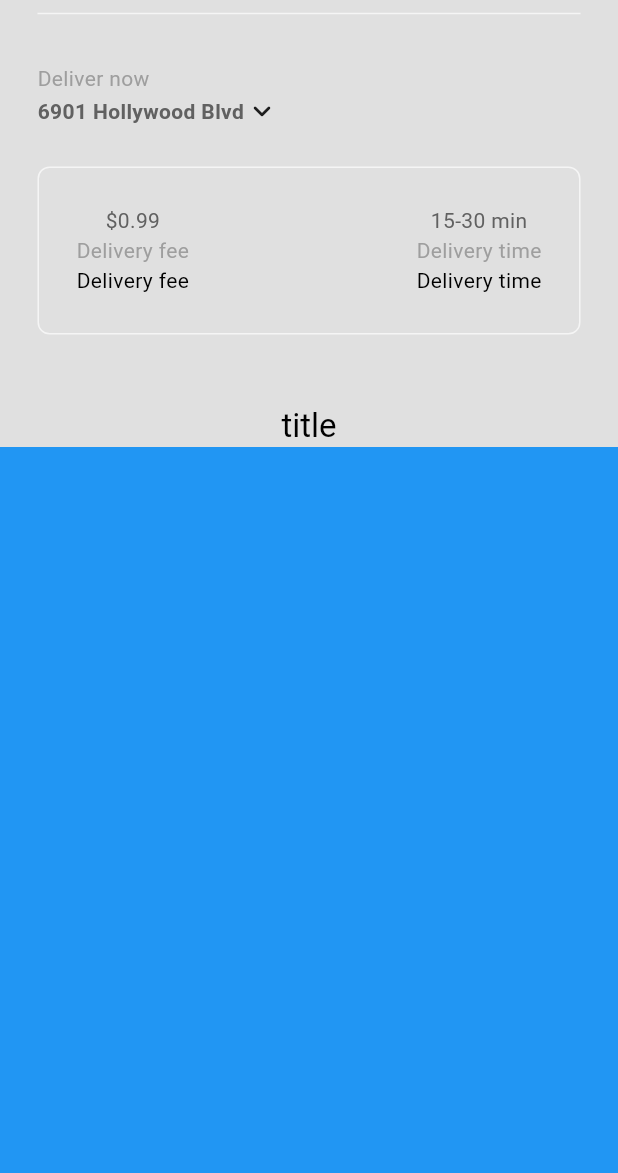
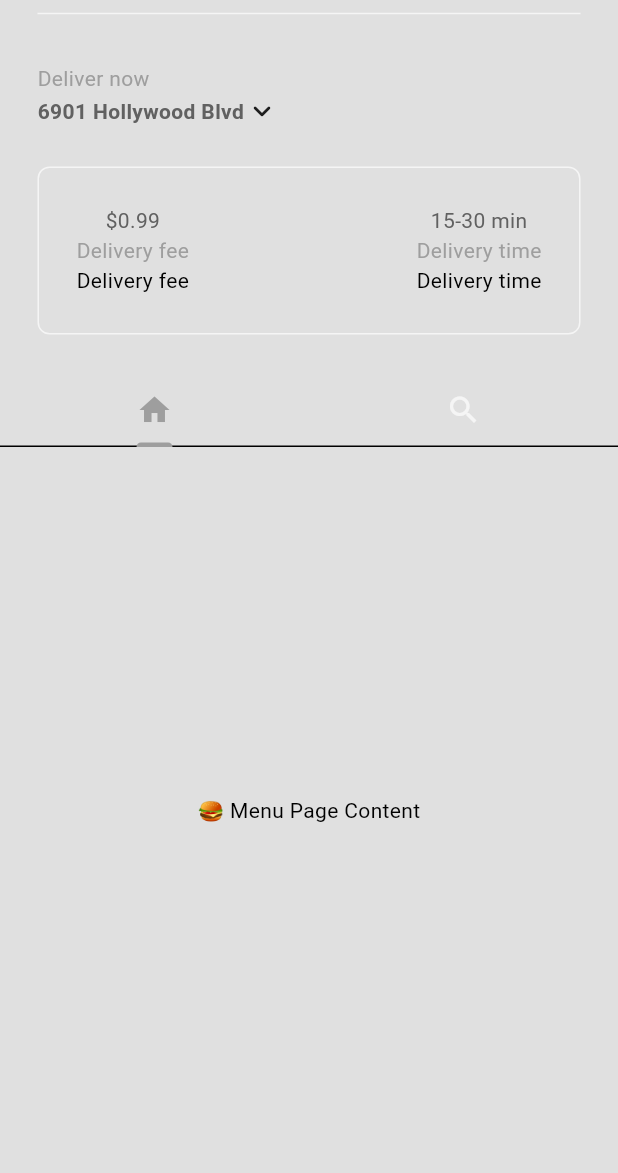
Before and after one commit to nahidularafat/Food_delivery_application_flutter, a Flutter app: the HomePage screen opened directly, on a phone screen of 412 x 824 dp, the part 63-1236 px from its top. Run offline on Flutter 3.47's test engine with Material 3 defaults, Android fonts, the phone set to English and light mode, and no system bars.

```diff
--- a/lib/components/my_tab_bar.dart
+++ b/lib/components/my_tab_bar.dart
@@ -10,21 +10,19 @@ class MyTabBar extends StatelessWidget {
 
   @override
   Widget build(BuildContext context) {
-    return Container(
-      child: TabBar(
+    return TabBar(
       controller: tabController,
       indicatorColor: Theme.of(context).colorScheme.primary,
       labelColor: Theme.of(context).colorScheme.primary,
       unselectedLabelColor: Theme.of(context).colorScheme.secondary,
       tabs: const [
         Tab(
-            text: 'Menu',
+          icon: Icon(Icons.home), // ✅ ঠিক করা হয়েছে
         ),
         Tab(
-            text: 'Reviews',
+          icon: Icon(Icons.search),
         ),
       ],
-      ),
     );
   }
 }
--- a/lib/pages/home_page.dart
+++ b/lib/pages/home_page.dart
@@ -3,6 +3,7 @@ import 'package:fooddeliveryapp/components/my_current_location.dart';
 import 'package:fooddeliveryapp/components/my_description_box.dart';
 import 'package:fooddeliveryapp/components/my_drawer.dart';
 import 'package:fooddeliveryapp/components/my_sliver_app_bar.dart';
+import 'package:fooddeliveryapp/components/my_tab_bar.dart';
 
 class HomePage extends StatefulWidget {
   const HomePage({super.key});
@@ -11,7 +12,21 @@ class HomePage extends StatefulWidget {
   State<HomePage> createState() => _HomePageState();
 }
 
-class _HomePageState extends State<HomePage> {
+class _HomePageState extends State<HomePage> with SingleTickerProviderStateMixin {
+  late TabController _tabController;
+
+  @override
+  void initState() {
+    super.initState();
+    _tabController = TabController(length: 2, vsync: this);
+  }
+
+  @override
+  void dispose() {
+    _tabController.dispose();
+    super.dispose();
+  }
+
   @override
   Widget build(BuildContext context) {
     return Scaffold(
@@ -19,7 +34,7 @@ class _HomePageState extends State<HomePage> {
       body: NestedScrollView(
         headerSliverBuilder: (context, innerBoxIsScrolled) => [
           MySliverAppBar(
-            title: const Text('title'),
+            title: MyTabBar(tabController: _tabController),
             child: Column(
               mainAxisAlignment: MainAxisAlignment.end,
               children: [
@@ -27,17 +42,21 @@ class _HomePageState extends State<HomePage> {
                   indent: 25,
                   endIndent: 25,
                   color: Theme.of(context).colorScheme.secondary,
-                ), // Divider
-                // my current location
-            const    MyCurrentLocation(),
-                // description box
-             const   MyDescriptionBox(),
+                ),
+                const MyCurrentLocation(),
+                const MyDescriptionBox(),
               ],
             ),
-          ), // MySliverAppBar
+          ),
         ],
-        body: Container(color: Colors.blue),
-      ), // NestedScrollView
-    ); // Scaffold
+        body: TabBarView(
+          controller: _tabController,
+          children: const [
+            Center(child: Text('🍔 Menu Page Content')),
+            Center(child: Text('⭐ Reviews Page Content')),
+          ],
+        ),
+      ),
+    );
   }
 }
```
Lines whose indentation alone changed are shown as unchanged.
